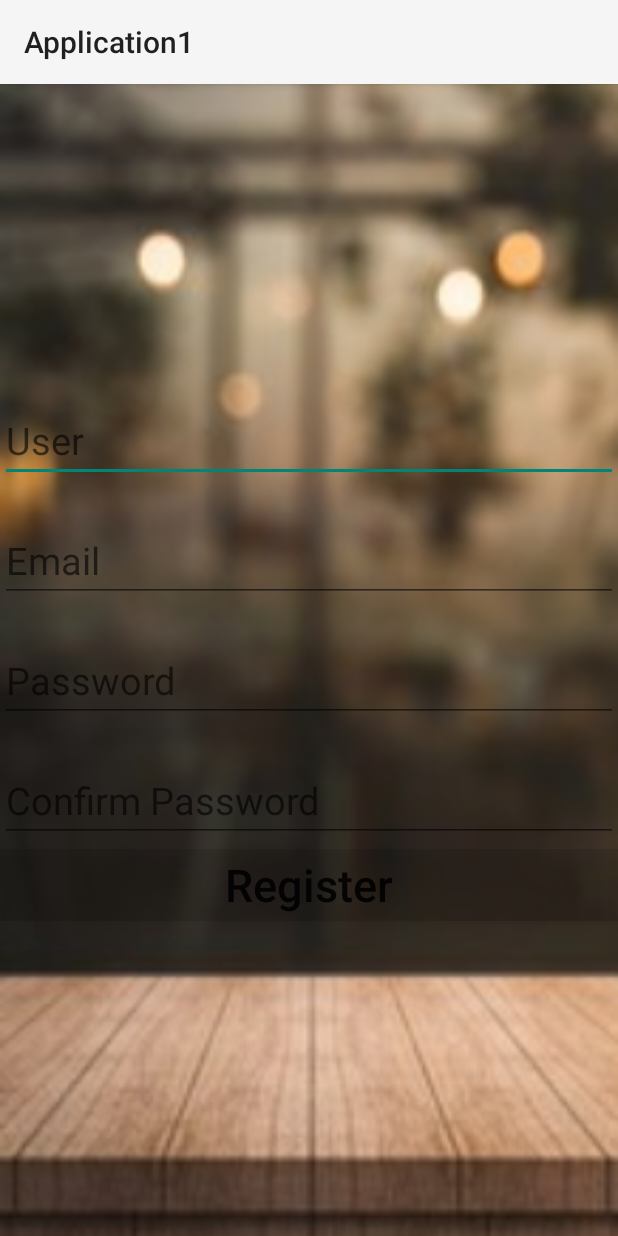
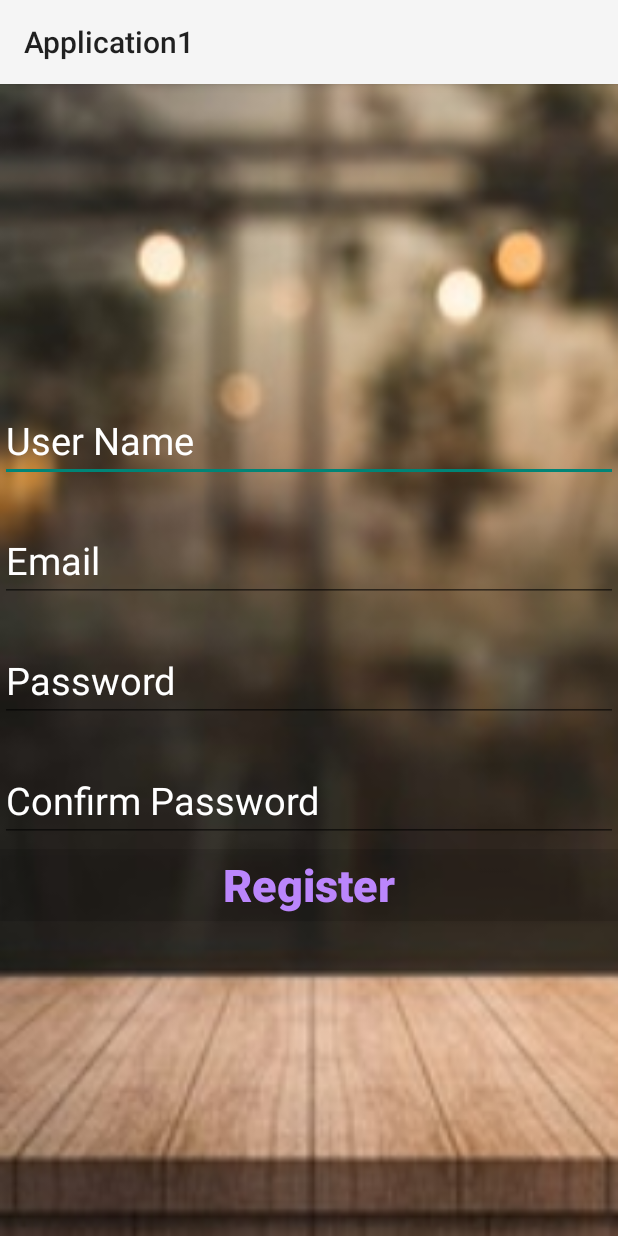
Before and after one commit to Aishab0810/Interioz, an Android app: the Registration screen opened directly, with no data from a screen before it, on a phone screen of 412 x 824 dp. Run offline under Robolectric (Android 15) with nearby library versions, the phone set to English and light mode, and no system bars; our stand-ins replace Firebase (no records; nobody signed in at launch, a user with empty details on screens opened directly).

Commit message:
second commit

```diff
--- a/app/src/main/java/com/example/application1/MainActivity.java
+++ b/app/src/main/java/com/example/application1/MainActivity.java
@@ -38,7 +38,7 @@ import java.util.Objects;
 public class MainActivity extends AppCompatActivity {
     //Create object of DatabaseReference class to access firebase's realtime database
     DatabaseReference databaseReference= FirebaseDatabase.getInstance().getReferenceFromUrl("https://interioz-default-rtdb.firebaseio.com/1");
-
+//initialize the variables
     EditText t1, t2, t3;
     Button b1;
     TextView t4,t5;
@@ -65,6 +65,7 @@ public class MainActivity extends AppCompatActivity {
     }
 
     void Login() {
+        //assign the values to variables
        final EditText t1 = (EditText) findViewById(R.id.t1);
        final EditText t2 = (EditText) findViewById(R.id.t2);
        final EditText t3 = (EditText) findViewById(R.id.t3);
@@ -87,7 +88,7 @@ public class MainActivity extends AppCompatActivity {
             public void onClick(View view) {
 //                if (!t1.getText().toString().isEmpty()) {
 //                    if (t1.getText().toString().length() >= 0) {
-//                        int index = t1.getText().toString().indexOf("sai");
+//                        int index = t1.getText().toString().indexOf(" ");
 //                        t1.setText(String.valueOf(index));
 //                    }
 //                } else {
--- a/app/src/main/java/com/example/application1/OfficeDecor.java
+++ b/app/src/main/java/com/example/application1/OfficeDecor.java
@@ -18,9 +18,9 @@ public class OfficeDecor extends AppCompatActivity {
     protected void onCreate(Bundle savedInstanceState) {
         super.onCreate(savedInstanceState);
         setContentView(R.layout.activity_office_decor);
-        housedecor();
+        officedecor();
     }
-    void housedecor()
+    void officedecor()
     {
         odecor=findViewById(R.id.odecor);
         od1=findViewById(R.id.od1);
--- a/app/src/main/java/com/example/application1/Registration.java
+++ b/app/src/main/java/com/example/application1/Registration.java
@@ -25,6 +25,7 @@ public class Registration extends AppCompatActivity {
 
     //Create object of DatabaseReference class to access firebase's realtime database
     DatabaseReference databaseReference=FirebaseDatabase.getInstance().getReferenceFromUrl("https://interioz-default-rtdb.firebaseio.com/1");
+    //Initilalize the variables
     EditText r1,r2,r3,r4;
     Button rb2;
     ProgressBar progressBar;
@@ -42,6 +43,7 @@ public class Registration extends AppCompatActivity {
     }
 
     void Registration() {
+                    //assign values to the variables
        final EditText r1=(EditText)findViewById(R.id.r1);
        final EditText r2=(EditText)findViewById(R.id.r2);
        final EditText r3=(EditText)findViewById(R.id.r3);
--- a/app/src/main/res/layout/activity_main.xml
+++ b/app/src/main/res/layout/activity_main.xml
@@ -19,6 +19,7 @@
         android:layout_width="match_parent"
         android:layout_height="wrap_content"
         android:hint="Name"
+        android:textColorHint="@color/white"
         android:textColor="@color/white"
         android:textSize="25dp"/>
 
@@ -29,6 +30,7 @@
         android:layout_marginTop="80dp"
         android:inputType="textPassword"
         android:hint="Password"
+        android:textColorHint="@color/white"
         android:textColor="@color/white"
         android:textSize="25dp"/>
 
@@ -39,6 +41,7 @@
         android:layout_marginTop="160dp"
         android:hint="Email"
         android:textColor="@color/white"
+        android:textColorHint="@color/white"
         android:textSize="25dp" />
 
     <Button
--- a/app/src/main/res/layout/activity_office1.xml
+++ b/app/src/main/res/layout/activity_office1.xml
@@ -10,8 +10,8 @@
         android:id="@+id/odd2"
         android:layout_width="1500dp"
         android:layout_height="800dp"
-        android:src="@drawable/o1"
-        android:layout_marginTop="-150dp"/>
+        android:layout_marginTop="-150dp"
+        android:src="@drawable/o1" />
 
     <TextView
         android:id="@+id/odt11"
--- a/app/src/main/res/layout/activity_registration.xml
+++ b/app/src/main/res/layout/activity_registration.xml
@@ -12,7 +12,8 @@
         android:id="@+id/r1"
         android:layout_width="match_parent"
         android:layout_height="wrap_content"
-        android:hint="User"
+        android:hint="User Name"
+        android:textColorHint="@color/white"
         android:textColor="@color/white"
         android:textSize="25dp"/>
 
@@ -22,6 +23,7 @@
         android:layout_height="wrap_content"
         android:layout_marginTop="80dp"
         android:hint="Email"
+        android:textColorHint="@color/white"
         android:textColor="@color/white"
         android:textSize="25dp"/>
 
@@ -32,6 +34,7 @@
         android:layout_marginTop="160dp"
         android:inputType="textPassword"
         android:hint="Password"
+        android:textColorHint="@color/white"
         android:textColor="@color/white"
         android:textSize="25dp"/>
 
@@ -42,6 +45,7 @@
         android:layout_marginTop="240dp"
         android:inputType="textPassword"
         android:hint="Confirm Password"
+        android:textColorHint="@color/white"
         android:textColor="@color/white"
         android:textSize="25dp"/>
 
@@ -51,6 +55,8 @@
         android:layout_height="wrap_content"
         android:layout_marginTop="300dp"
         android:text="Register"
+        android:textStyle="bold"
+        android:textColor="@color/purple_200"
         android:background="@color/browser_actions_divider_color"
         android:textAllCaps="false"
         android:textSize="30dp"/>
```
